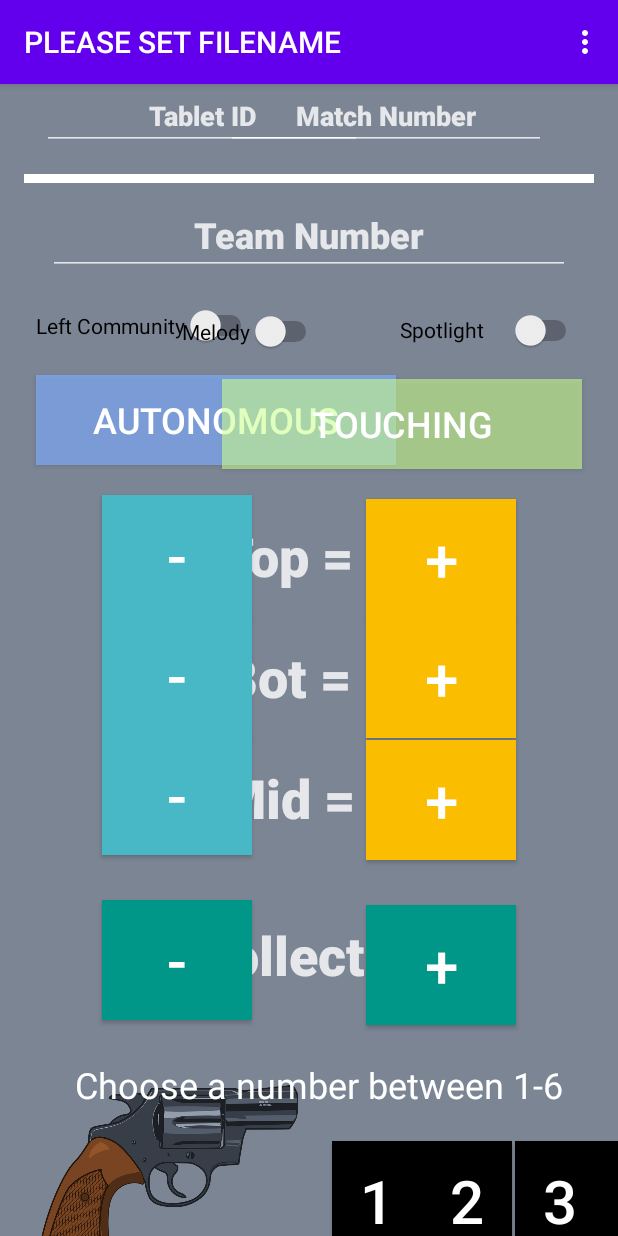
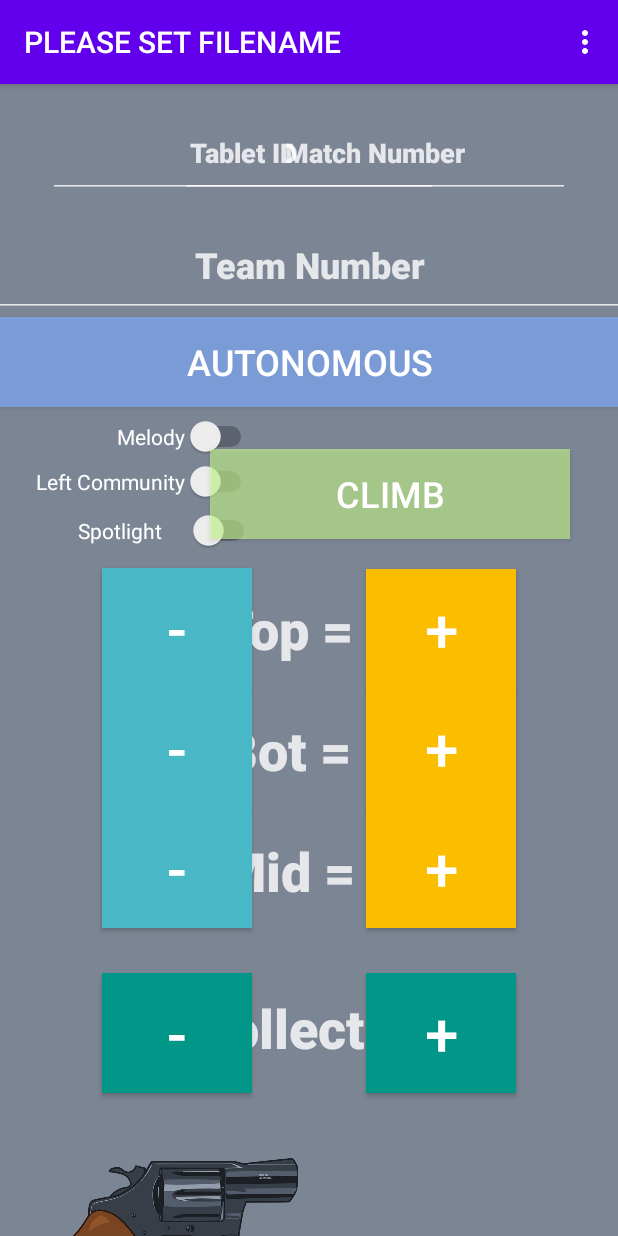
Before and after one commit to frc4911/2024-Cresendo-Scouting-App, an Android app: the screen it shows after launch (MainActivity), after a tap on "NO CLIMB", on a phone screen of 412 x 824 dp. Run offline under Robolectric (Android 15) with nearby library versions, the light colour scheme and no system bars; 3 other taps on this screen came first.

Commit message:
Update 0.91. Almost ready for official release. Changing climb variables and filename

```diff
--- a/app/src/main/java/com/example/a2024frcscoutingapp/FileNameDialogFragment.java
+++ b/app/src/main/java/com/example/a2024frcscoutingapp/FileNameDialogFragment.java
@@ -61,7 +61,7 @@ public class FileNameDialogFragment extends DialogFragment {
                 .setPositiveButton("Save", new DialogInterface.OnClickListener() {
                     @Override
                     public void onClick(DialogInterface dialog, int id) {
-                        String fileName = (String) eventNameDropdown.getSelectedItem() + "_" + (String) tabletIdDropdown.getSelectedItem() + ".csv";
+                        String fileName = "2024 Cresendo" + (String) eventNameDropdown.getSelectedItem() + "_" + (String) tabletIdDropdown.getSelectedItem() + ".csv";
                         SharedPreferences sharedPref = getActivity().getPreferences(Context.MODE_PRIVATE);
                         SharedPreferences.Editor editor = sharedPref.edit();
                         editor.putString(MainActivity.FIlE_NAME_KEY, fileName);
--- a/app/src/main/res/layout/activity_main.xml
+++ b/app/src/main/res/layout/activity_main.xml
@@ -19,7 +19,7 @@
             android:layout_height="75dp"
             android:layout_marginStart="24dp"
             android:layout_marginTop="41dp"
-            android:background="#97CCFF90"
+            android:background="#978AFF00"
             android:onClick="clickFoul"
             android:text="No Foul"
             android:textColor="#FFFFFF"
@@ -31,7 +31,7 @@
             android:id="@+id/bRobotProblem"
             android:layout_width="240dp"
             android:layout_height="75dp"
-            android:background="#97CCFF90"
+            android:background="#978AFF00"
             android:onClick="clickRobotProblem"
             android:text="No Robot Problem"
             android:textColor="#FFFFFF"
@@ -46,7 +46,7 @@
             android:layout_height="0dp"
             android:layout_marginTop="9dp"
             android:layout_marginEnd="24dp"
-            android:background="#97CCFF90"
+            android:background="#978AFF00"
             android:onClick="clickSave"
             android:text="Press 5 times to save / reset"
             android:textColor="#FFFFFF"
@@ -59,7 +59,7 @@
             android:layout_width="150dp"
             android:layout_height="75dp"
             android:layout_marginEnd="24dp"
-            android:background="#97CCFF90"
+            android:background="#978AFF00"
             android:onClick="clickCard"
             android:text="No Card"
             android:textColor="#FFFFFF"
@@ -68,11 +68,28 @@
             app:layout_constraintTop_toTopOf="@+id/bRobotProblem" />
 
         <EditText
+            android:id="@+id/eMatchNumber"
+            android:layout_width="260dp"
+            android:layout_height="60dp"
+            android:layout_marginTop="16dp"
+            android:layout_marginEnd="32dp"
+            android:backgroundTint="#CDFFFFFF"
+            android:ems="10"
+            android:fontFamily="sans-serif-black"
+            android:gravity="center"
+            android:hint="Match Number"
+            android:inputType="number"
+            android:textColor="#CDFFFFFF"
+            android:textColorHint="#CDFFFFFF"
+            app:layout_constraintEnd_toEndOf="parent"
+            app:layout_constraintTop_toTopOf="parent" />
+
+        <EditText
             android:id="@+id/eScoutID"
-            android:layout_width="0dp"
-            android:layout_height="40dp"
-            android:layout_marginStart="28dp"
-            android:layout_marginTop="4dp"
+            android:layout_width="260dp"
+            android:layout_height="60dp"
+            android:layout_marginStart="32dp"
+            android:layout_marginTop="16dp"
             android:backgroundTint="#CDFFFFFF"
             android:ems="10"
             android:fontFamily="sans-serif-black"
@@ -85,28 +102,11 @@
             app:layout_constraintTop_toTopOf="parent" />
 
         <EditText
-            android:id="@+id/eMatchNumber"
-            android:layout_width="0dp"
-            android:layout_height="40dp"
-            android:layout_marginTop="4dp"
-            android:layout_marginEnd="48dp"
-            android:backgroundTint="#CDFFFFFF"
-            android:ems="10"
-            android:fontFamily="sans-serif-black"
-            android:gravity="center"
-            android:hint="Match Number"
-            android:inputType="number"
-            android:textColor="#CDFFFFFF"
-            android:textColorHint="#CDFFFFFF"
-            app:layout_constraintEnd_toEndOf="parent"
-            app:layout_constraintTop_toTopOf="parent" />
-
-        <EditText
             android:id="@+id/eTeamNumber"
-            android:layout_width="0dp"
-            android:layout_height="45dp"
+            android:layout_width="542dp"
+            android:layout_height="69dp"
             android:layout_marginStart="32dp"
-            android:layout_marginTop="16dp"
+            android:layout_marginTop="10dp"
             android:layout_marginEnd="32dp"
             android:backgroundTint="#CDFFFFFF"
             android:ems="10"
@@ -120,35 +120,34 @@
             android:textSize="24sp"
             app:layout_constraintEnd_toEndOf="parent"
             app:layout_constraintStart_toStartOf="parent"
-            app:layout_constraintTop_toBottomOf="@+id/Ln1" />
+            app:layout_constraintTop_toBottomOf="@+id/eMatchNumber" />
 
         <Button
             android:id="@+id/bMatchPhase"
-            android:layout_width="240dp"
+            android:layout_width="542dp"
             android:layout_height="60dp"
-            android:layout_marginStart="24dp"
-            android:layout_marginTop="19dp"
             android:background="@color/purple_500"
             android:onClick="clickMatchPhase"
             android:text="Start Match"
             android:textColor="#FFFFFF"
             android:textSize="24sp"
+            app:layout_constraintEnd_toEndOf="parent"
             app:layout_constraintStart_toStartOf="parent"
-            app:layout_constraintTop_toBottomOf="@+id/sLeftCommunity" />
+            app:layout_constraintTop_toBottomOf="@+id/eTeamNumber" />
 
         <Button
             android:id="@+id/bInitiationLine"
             android:layout_width="240dp"
             android:layout_height="60dp"
-            android:layout_marginTop="16dp"
-            android:layout_marginEnd="24dp"
+            android:layout_marginTop="28dp"
+            android:layout_marginEnd="32dp"
             android:background="@color/purple_200"
             android:onClick="clickTarmac"
             android:text="Climb: None"
             android:textColor="#FFFFFF"
             android:textSize="24sp"
             app:layout_constraintEnd_toEndOf="parent"
-            app:layout_constraintTop_toBottomOf="@+id/sSpotlight" />
+            app:layout_constraintTop_toBottomOf="@+id/bMatchPhase" />
 
         <TextView
             android:id="@+id/tCollect"
@@ -198,7 +197,9 @@
             android:layout_height="80dp"
             android:layout_marginStart="12dp"
             android:background="#000000"
+            android:clickable="true"
             android:gravity="center"
+            android:onClick="clickRoulette1"
             android:text="1"
             android:textColor="#FFFFFF"
             android:textSize="40sp"
@@ -209,9 +210,9 @@
             android:id="@+id/bRoullete3"
             android:layout_width="60dp"
             android:layout_height="80dp"
-            android:layout_marginStart="2dp"
             android:background="#000000"
             android:gravity="center"
+            android:onClick="clickRoulette3"
             android:text="3"
             android:textColor="#FFFFFF"
             android:textSize="40sp"
@@ -224,6 +225,7 @@
             android:layout_height="80dp"
             android:background="#000000"
             android:gravity="center"
+            android:onClick="clickRoulette2"
             android:text="2"
             android:textColor="#FFFFFF"
             android:textSize="40sp"
@@ -236,6 +238,7 @@
             android:layout_height="80dp"
             android:background="#000000"
             android:gravity="center"
+            android:onClick="clickRoulette4"
             android:text="4"
             android:textColor="#FFFFFF"
             android:textSize="40sp"
@@ -248,6 +251,7 @@
             android:layout_height="80dp"
             android:background="#000000"
             android:gravity="center"
+            android:onClick="clickRoulette5"
             android:text="5"
             android:textColor="#FFFFFF"
             android:textSize="40sp"
@@ -260,6 +264,7 @@
             android:layout_height="80dp"
             android:background="#000000"
             android:gravity="center"
+            android:onClick="clickRoulette6"
             android:text="6"
             android:textColor="#FFFFFF"
             android:textSize="40sp"
@@ -298,14 +303,14 @@
             android:layout_width="100dp"
             android:layout_height="80dp"
             android:layout_marginStart="68dp"
-            android:layout_marginTop="20dp"
+            android:layout_marginTop="10dp"
             android:background="#48B8C6"
             android:onClick="clickMinusSpeaker"
             android:text="-"
             android:textColor="@color/white"
             android:textSize="40sp"
             app:layout_constraintStart_toStartOf="parent"
-            app:layout_constraintTop_toBottomOf="@+id/bMatchPhase" />
+            app:layout_constraintTop_toBottomOf="@+id/sSpotlight" />
 
         <Button
             android:id="@+id/bMinusAmp"
@@ -337,7 +342,7 @@
             android:id="@+id/bPlusTrap"
             android:layout_width="100dp"
             android:layout_height="80dp"
-            android:layout_marginTop="81dp"
+            android:layout_marginTop="80dp"
             android:layout_marginEnd="68dp"
             android:background="#FBBD00"
             android:gravity="center"
@@ -392,28 +397,15 @@
             app:layout_constraintEnd_toEndOf="parent"
             app:layout_constraintTop_toBottomOf="@+id/bInitiationLine" />
 
-        <TextView
-            android:id="@+id/Ln1"
-            android:layout_width="0dp"
-            android:layout_height="6dp"
-            android:layout_marginStart="16dp"
-            android:layout_marginLeft="16dp"
-            android:layout_marginTop="16dp"
-            android:layout_marginEnd="16dp"
-            android:layout_marginRight="16dp"
-            android:background="#FFFFFF"
-            app:layout_constraintEnd_toEndOf="parent"
-            app:layout_constraintStart_toStartOf="parent"
-            app:layout_constraintTop_toBottomOf="@+id/eScoutID" />
-
         <Switch
             android:id="@+id/sLeftCommunity"
             android:layout_width="wrap_content"
             android:layout_height="wrap_content"
             android:layout_marginStart="24dp"
-            android:layout_marginTop="20dp"
+            android:layout_marginTop="96dp"
             android:onClick="clickCommunity"
             android:text="Left Community"
+            android:textColor="#FFFFFF"
             app:layout_constraintStart_toStartOf="parent"
             app:layout_constraintTop_toBottomOf="@+id/eTeamNumber" />
 
@@ -421,13 +413,13 @@
             android:id="@+id/sMelody"
             android:layout_width="wrap_content"
             android:layout_height="wrap_content"
-            android:layout_marginTop="24dp"
+            android:layout_marginStart="78dp"
+            android:layout_marginTop="6dp"
             android:onClick="clickMelody"
             android:text="Melody"
-            app:layout_constraintEnd_toStartOf="@+id/sSpotlight"
-            app:layout_constraintHorizontal_bias="0.7"
+            android:textColor="#FFFFFF"
             app:layout_constraintStart_toStartOf="parent"
-            app:layout_constraintTop_toBottomOf="@+id/eTeamNumber" />
+            app:layout_constraintTop_toBottomOf="@+id/bMatchPhase" />
 
         <androidx.constraintlayout.widget.Guideline
             android:id="@+id/guideline2"
@@ -439,12 +431,13 @@
         <Switch
             android:id="@+id/sSpotlight"
             android:layout_width="121dp"
-            android:layout_height="33dp"
-            android:layout_marginTop="20dp"
-            android:layout_marginEnd="24dp"
+            android:layout_height="30dp"
+            android:layout_marginStart="52dp"
+            android:layout_marginTop="4dp"
             android:text="Spotlight"
-            app:layout_constraintEnd_toEndOf="parent"
-            app:layout_constraintTop_toBottomOf="@+id/eTeamNumber" />
+            android:textColor="#FFFFFF"
+            app:layout_constraintStart_toStartOf="parent"
+            app:layout_constraintTop_toBottomOf="@+id/sLeftCommunity" />
 
         <VideoView
             android:id="@+id/videoView4"
```
Also changed, not shown: app/src/main/java/com/example/a2024frcscoutingapp/MainActivity.java (+75 -2 lines).
